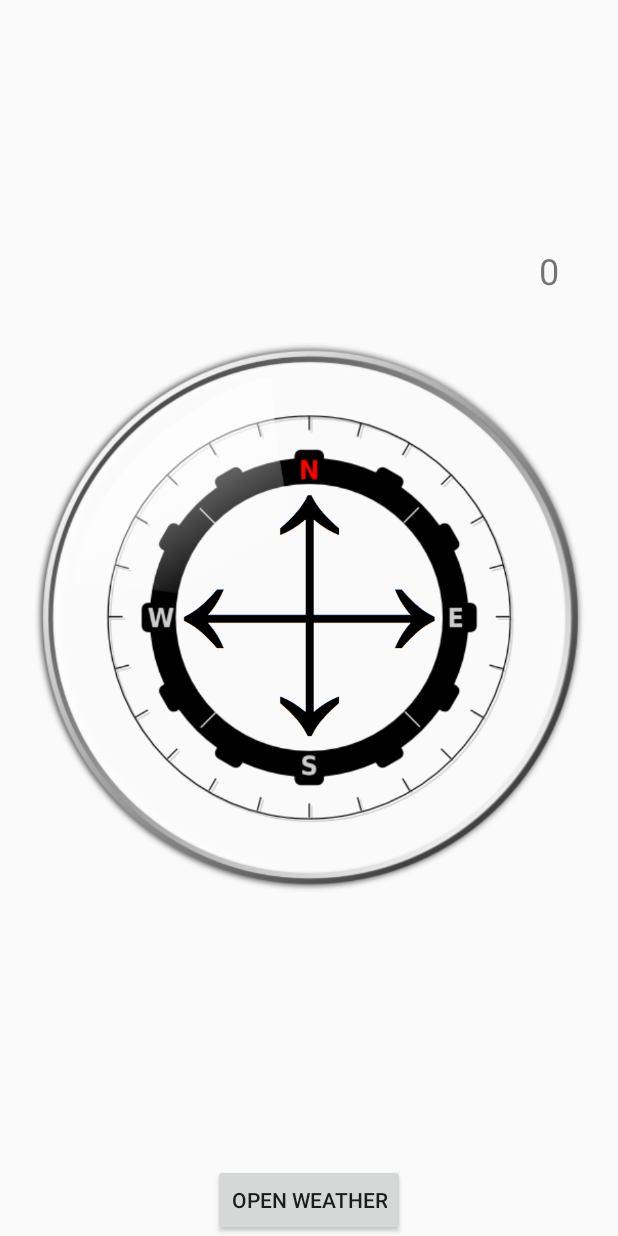
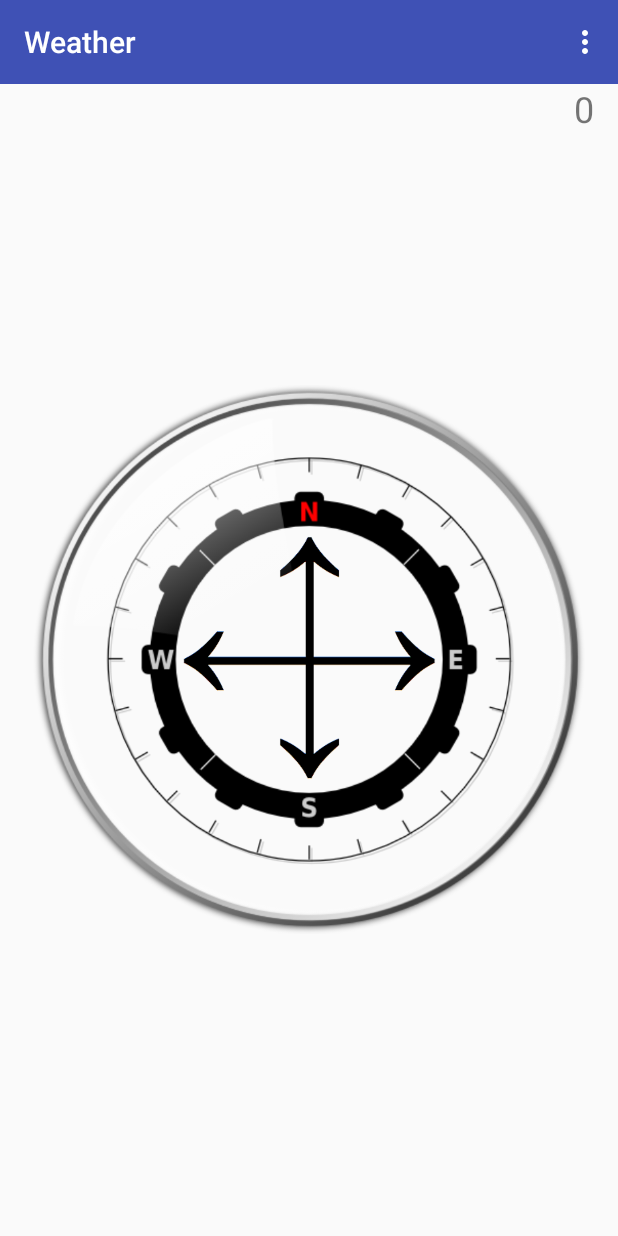
Before and after one commit to sun-xiaofeng/COMP90018-Project, an Android app: the screen it shows after launch (CompassActivity), in the options menu, after a tap on "Compass", on a phone screen of 412 x 824 dp. Run offline under Robolectric (Android 15) with nearby library versions, the phone set to English and light mode, and no system bars.

Commit message:
Updated UI

```diff
--- a/app/src/main/java/comp90018/project2/weather/CompassActivity.java
+++ b/app/src/main/java/comp90018/project2/weather/CompassActivity.java
@@ -8,6 +8,9 @@ import android.hardware.SensorEventListener;
 import android.hardware.SensorManager;
 import android.support.v7.app.AppCompatActivity;
 import android.os.Bundle;
+import android.support.v7.widget.Toolbar;
+import android.view.Menu;
+import android.view.MenuItem;
 import android.view.View;
 import android.view.animation.Animation;
 import android.view.animation.RotateAnimation;
@@ -19,7 +22,6 @@ import android.widget.TextView;
 public class CompassActivity extends AppCompatActivity implements SensorEventListener {
     private ImageView compassImageView;
     private TextView degreesTextView;
-    private Button switchButton;
 
     private float[] mGravity = new float[3];
     private float[] mGeomagnetic = new float[3];
@@ -36,14 +38,9 @@ public class CompassActivity extends AppCompatActivity implements SensorEventLis
         compassImageView = (ImageView) findViewById(R.id.back);
         degreesTextView = (TextView) findViewById(R.id.degrees);
 
-        switchButton = (Button) findViewById(R.id.toWeatherButton);
-        switchButton.setOnClickListener(new View.OnClickListener() {
-            @Override
-            public void onClick(View v) {
-                Intent intent = new Intent(CompassActivity.this, WeatherActivity.class);
-                startActivity(intent);
-            }
-        });
+
+        Toolbar toolbar = (Toolbar) findViewById(R.id.toolbar_2);
+        setSupportActionBar(toolbar);
 
         mSensorManager = (SensorManager) getSystemService(Context.SENSOR_SERVICE);
     }
@@ -105,4 +102,26 @@ public class CompassActivity extends AppCompatActivity implements SensorEventLis
 
     @Override
     public void onAccuracyChanged(Sensor sensor, int accuracy) {}
+
+    @Override
+    public boolean onCreateOptionsMenu(Menu menu) {
+        getMenuInflater().inflate(R.menu.popup_menu, menu);
+        return true;
+    }
+
+    @Override
+    public boolean onOptionsItemSelected(MenuItem item) {
+        switch (item.getItemId()) {
+            case R.id.weatherItem:
+                startWeatherActivity();
+                return true;
+            default:
+                return super.onOptionsItemSelected(item);
+        }
+    }
+
+    private void startWeatherActivity() {
+        Intent intent = new Intent(CompassActivity.this, WeatherActivity.class);
+        startActivity(intent);
+    }
 }
--- a/app/src/main/java/comp90018/project2/weather/WeatherActivity.java
+++ b/app/src/main/java/comp90018/project2/weather/WeatherActivity.java
@@ -19,7 +19,6 @@ import android.view.Menu;
 import android.view.MenuItem;
 import android.view.View;
 import android.view.inputmethod.EditorInfo;
-import android.widget.Button;
 import android.widget.EditText;
 import android.widget.ImageButton;
 import android.widget.ImageView;
@@ -80,7 +79,7 @@ public class WeatherActivity extends AppCompatActivity implements WeatherService
             }
         });
 
-        Toolbar toolbar = (Toolbar) findViewById(R.id.toolbar);
+        Toolbar toolbar = (Toolbar) findViewById(R.id.toolbar_1);
         setSupportActionBar(toolbar);
 
         locationButton = (ImageButton) findViewById(R.id.locationButton);
--- a/app/src/main/res/layout/activity_compass.xml
+++ b/app/src/main/res/layout/activity_compass.xml
@@ -6,38 +6,40 @@
     android:layout_height="match_parent"
     tools:context=".CompassActivity">
 
-    <ImageView
-        android:id="@+id/back"
-        android:layout_width="368dp"
-        android:layout_height="495dp"
-        app:srcCompat="@drawable/back"
-        android:layout_centerVertical="true"
-        android:layout_centerHorizontal="true" />
+    <include
+        android:id="@+id/toolbar_2"
+        layout="@layout/toolbar"/>
+
+    <RelativeLayout
+        android:layout_width="match_parent"
+        android:layout_height="match_parent"
+        android:layout_below="@+id/toolbar_2">
 
         <ImageView
             android:id="@+id/arrow"
             android:layout_width="256dp"
             android:layout_height="256dp"
-        app:srcCompat="@drawable/arrow"
+            android:layout_centerHorizontal="true"
             android:layout_centerVertical="true"
-        android:layout_centerHorizontal="true" />
+            app:srcCompat="@drawable/arrow" />
+
+        <ImageView
+            android:id="@+id/back"
+            android:layout_width="368dp"
+            android:layout_height="495dp"
+            android:layout_centerHorizontal="true"
+            android:layout_centerVertical="true"
+            app:srcCompat="@drawable/back" />
 
         <TextView
             android:id="@+id/degrees"
             android:layout_width="wrap_content"
             android:layout_height="wrap_content"
-        android:layout_alignEnd="@+id/back"
-        android:layout_alignTop="@+id/back"
-        android:layout_marginEnd="17dp"
+            android:layout_alignParentEnd="true"
+            android:layout_below="@+id/toolbar_2"
+            android:layout_marginEnd="16dp"
             android:text="0"
             android:textSize="24sp" />
-
-    <Button
-        android:id="@+id/toWeatherButton"
-        android:layout_width="wrap_content"
-        android:layout_height="wrap_content"
-        android:layout_alignParentBottom="true"
-        android:layout_centerHorizontal="true"
-        android:text="@string/switch_to_weather" />
+    </RelativeLayout>
 
 </RelativeLayout>
--- /dev/null
+++ b/app/src/main/res/layout/toolbar.xml
@@ -0,0 +1,11 @@
+<?xml version="1.0" encoding="utf-8"?>
+<android.support.v7.widget.Toolbar
+    xmlns:android="http://schemas.android.com/apk/res/android"
+    xmlns:app="http://schemas.android.com/apk/res-auto"
+    android:id="@+id/toolbar"
+    android:layout_width="match_parent"
+    android:layout_height="wrap_content"
+    android:background="?attr/colorPrimary"
+    app:theme="@style/ThemeOverlay.AppCompat.Dark.ActionBar"
+    >
+</android.support.v7.widget.Toolbar>
```
Also changed, not shown: app/src/main/res/layout/activity_weather.xml (+5 -12 lines). Lines whose indentation alone changed are shown as unchanged.
